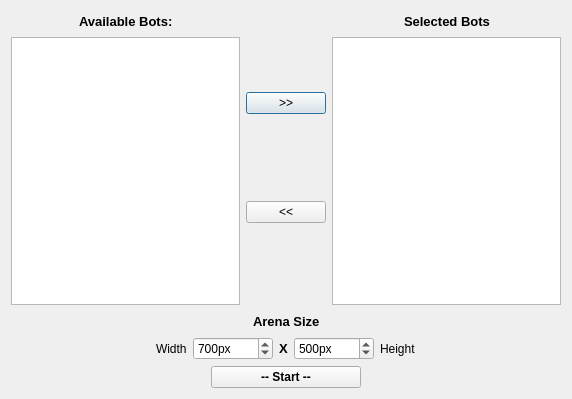
First picture: the form in GUI/battle.ui, repository ZxxWs/RoboCode, before the edit.
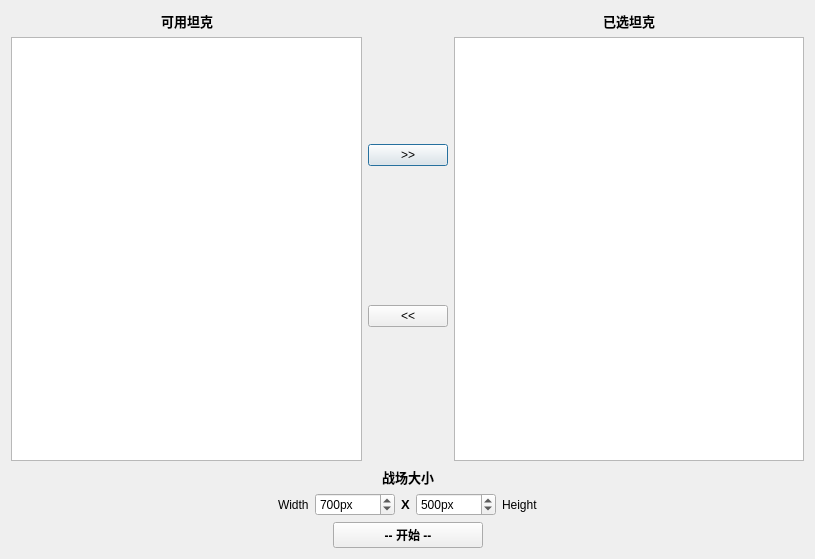
Second picture: the form after the edit. Icons and pictures are not drawn.

```diff
--- a/GUI/battle.ui
+++ b/GUI/battle.ui
@@ -6,8 +6,8 @@
    <rect>
     <x>0</x>
     <y>0</y>
-    <width>572</width>
-    <height>399</height>
+    <width>815</width>
+    <height>559</height>
    </rect>
   </property>
   <property name="windowTitle">
@@ -50,7 +50,7 @@
             </font>
            </property>
            <property name="text">
-            <string>Available Bots:</string>
+            <string>可用坦克</string>
            </property>
           </widget>
          </item>
@@ -131,7 +131,7 @@
             </font>
            </property>
            <property name="text">
-            <string>Selected Bots</string>
+            <string>已选坦克</string>
            </property>
           </widget>
          </item>
@@ -184,7 +184,7 @@
           </font>
          </property>
          <property name="text">
-          <string>Arena Size</string>
+          <string>战场大小</string>
          </property>
         </widget>
        </item>
@@ -335,7 +335,7 @@
         </font>
        </property>
        <property name="text">
-        <string>-- Start --</string>
+        <string>-- 开始 --</string>
        </property>
       </widget>
      </item>
```
